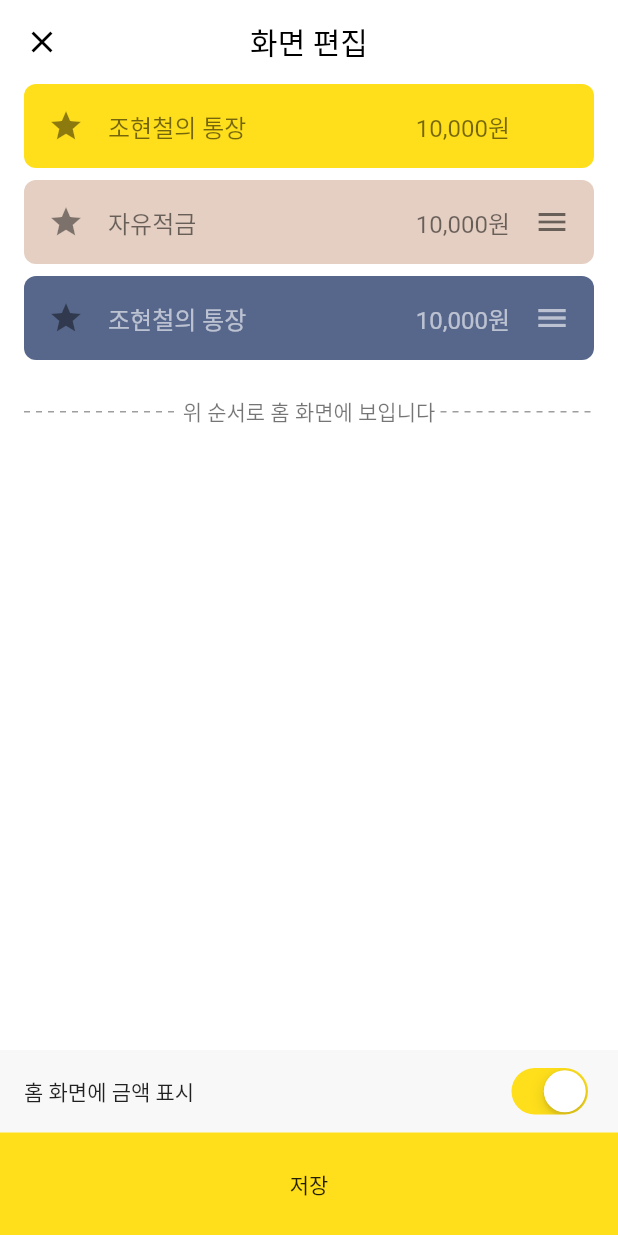
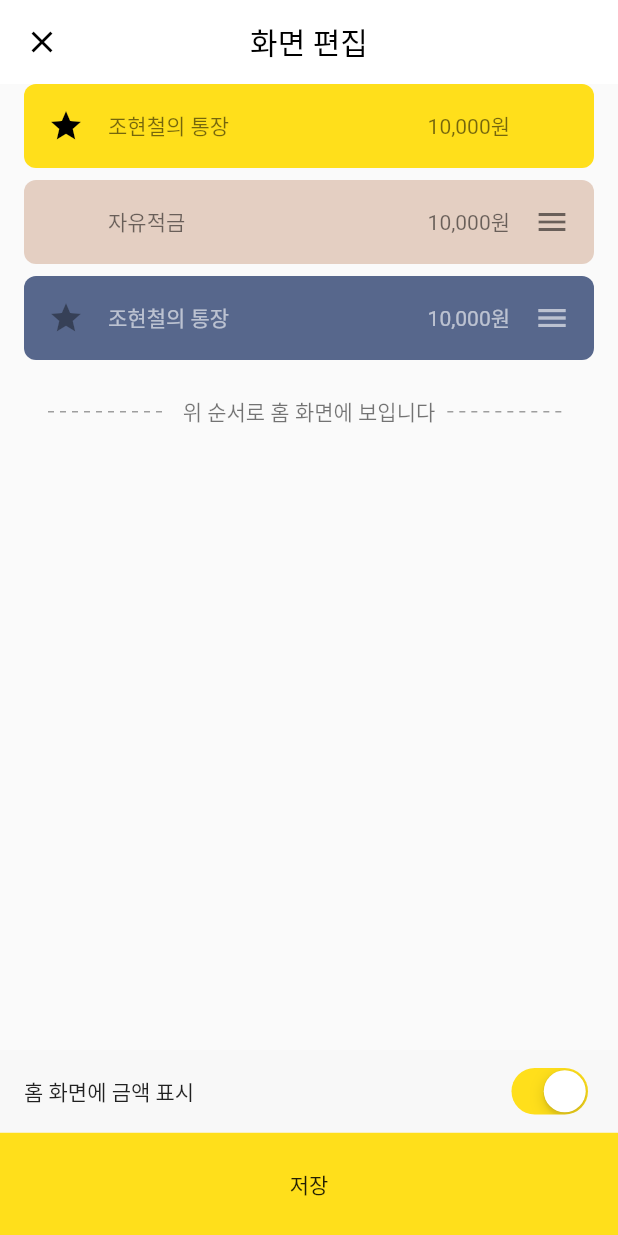
Before and after one commit to johyunchol/flutter_ui_sample, a Flutter app: the KakaoBankPage screen opened directly, on a phone screen of 412 x 824 dp. Run offline on Flutter 3.47's test engine with Material 2 defaults, Android fonts, the phone set to English and light mode, and no system bars; drawn by our look-alikes of dotted_line; our stand-ins replace flutter_svg, fluttertoast, get, smooth_page_indicator.

Commit message:
구현 완료

```diff
--- /dev/null
+++ b/lib/src/kakaobank/enum/account_type.dart
@@ -0,0 +1 @@
+enum AccountType { DEPOSIT, FREE_SAVINGS }
--- /dev/null
+++ b/lib/src/kakaobank/enum/item_type.dart
@@ -0,0 +1 @@
+enum ItemType { CONTENTS, DIVIDER }
--- a/lib/src/kakaobank/kakaobank_page.dart
+++ b/lib/src/kakaobank/kakaobank_page.dart
@@ -1,19 +1,31 @@
 import 'package:dotted_line/dotted_line.dart';
 import 'package:flutter/cupertino.dart';
 import 'package:flutter/material.dart';
-import 'package:get/get.dart';
 import 'package:intl/intl.dart';
 import 'package:sample/src/kakaobank/constants/colors.dart';
+import 'package:sample/src/kakaobank/enum/account_type.dart';
+import 'package:sample/src/kakaobank/enum/item_type.dart';
 
 class ContentsItem {
+  final ItemType itemType;
   final String title;
-  final int money;
-  final Color backgroundColor;
-  final Color fontColor;
+  final int? money;
+  final Color? backgroundColor;
+  final Color? fontColor;
   final bool isHeader;
   final bool isFavorite;
+  final AccountType accountType;
 
-  ContentsItem({required this.title, required this.money, required this.backgroundColor, required this.fontColor, this.isHeader = false, this.isFavorite = false});
+  ContentsItem({
+    required this.itemType,
+    required this.title,
+    this.money,
+    this.backgroundColor,
+    this.fontColor,
+    this.isHeader = false,
+    this.isFavorite = false,
+    this.accountType = AccountType.DEPOSIT,
+  });
 }
 
 class KakaoBankPage extends StatefulWidget {
@@ -25,8 +37,9 @@ class KakaoBankPage extends StatefulWidget {
 
 class _KakaoBankPageState extends State<KakaoBankPage> {
   List<ContentsItem> list = [
-    ContentsItem(title: '자유적금', money: 10000, backgroundColor: KakaoColors.appColorRed100, fontColor: Colors.black54),
-    ContentsItem(title: '조현철의 통장', money: 10000, backgroundColor: KakaoColors.appColorBlue300, fontColor: Colors.white60),
+    ContentsItem(itemType: ItemType.CONTENTS, title: '자유적금', money: 10000, backgroundColor: KakaoColors.appColorRed100, fontColor: Colors.black54, accountType: AccountType.FREE_SAVINGS),
+    ContentsItem(itemType: ItemType.CONTENTS, title: '조현철의 통장', money: 10000, backgroundColor: KakaoColors.appColorBlue300, fontColor: Colors.white60),
+    ContentsItem(itemType: ItemType.DIVIDER, title: '위 순서로 홈 화면에 보입니다'),
   ];
 
   Widget _item(int index, ContentsItem item) {
@@ -36,73 +49,40 @@ class _KakaoBankPageState extends State<KakaoBankPage> {
       key: ValueKey(index),
       child: Container(
         margin: const EdgeInsets.only(bottom: 8),
+        padding: const EdgeInsets.all(16.0),
         decoration: BoxDecoration(color: index == -1 ? KakaoColors.appColorMain : item.backgroundColor, borderRadius: BorderRadius.circular(8)),
-        child: ListTile(
-          title: Row(
-            mainAxisAlignment: MainAxisAlignment.spaceBetween,
-            children: [
-              const Icon(Icons.star),
-              const SizedBox(width: 16),
-              Expanded(child: Text(item.title, style: TextStyle(color: item.fontColor))),
-              Text('${f.format(item.money)}원', style: TextStyle(color: item.fontColor)),
-              const SizedBox(width: 16),
-              ReorderableDragStartListener(
-                index: index,
-                child: index == -1
-                    ? const SizedBox(width: 24)
-                    : Icon(
-                        Icons.menu,
-                        color: item.fontColor,
-                      ),
-              ),
-            ],
-          ),
+        child: Row(
+          mainAxisAlignment: MainAxisAlignment.spaceBetween,
+          children: [
+            item.accountType == AccountType.DEPOSIT ? Icon(Icons.star, color: item.isFavorite ? Colors.black : Colors.black38) : const SizedBox(width: 24),
+            const SizedBox(width: 16),
+            Expanded(child: Text(item.title, style: TextStyle(color: item.fontColor))),
+            Text('${f.format(item.money)}원', style: TextStyle(color: item.fontColor)),
+            const SizedBox(width: 16),
+            ReorderableDragStartListener(index: index, child: index == -1 ? const SizedBox(width: 24) : Icon(Icons.menu, color: item.fontColor)),
+          ],
         ),
       ),
     );
   }
 
-  Widget _listView() {
-    return Column(
-      children: [
-        ReorderableListView(
-          shrinkWrap: true,
-          buildDefaultDragHandles: false,
-          padding: const EdgeInsets.symmetric(horizontal: 16),
-          proxyDecorator: (Widget child, int index, Animation<double> animation) {
-            return Container(
-              decoration: BoxDecoration(borderRadius: BorderRadius.circular(8)),
-              child: child,
-            );
-          },
-          header: _item(-1, ContentsItem(title: '조현철의 통장', money: 10000, backgroundColor: KakaoColors.appColorMain, fontColor: Colors.black54)),
-          children: [
-            _item(0, ContentsItem(title: '자유적금', money: 10000, backgroundColor: KakaoColors.appColorRed100, fontColor: Colors.black54)),
-            _item(1, ContentsItem(title: '조현철의 통장', money: 10000, backgroundColor: KakaoColors.appColorBlue300, fontColor: Colors.white60)),
-          ],
-          onReorder: (int oldIndex, int newIndex) {},
-        ),
-        _itemDivider()
-      ],
-    );
-  }
-
-  _itemDivider() {
+  _itemDivider(int index, ContentsItem item) {
     return Padding(
+      key: ValueKey(index),
       padding: const EdgeInsets.all(16.0),
       child: Row(
         mainAxisAlignment: MainAxisAlignment.spaceBetween,
-        children: const [
-          Expanded(child: DottedLine(direction: Axis.horizontal, lineThickness: 1.0, dashLength: 4.0, dashColor: Colors.grey)),
-          Text(' 위 순서로 홈 화면에 보입니다 ', style: TextStyle(color: Colors.black54)),
-          Expanded(child: DottedLine(direction: Axis.horizontal, lineThickness: 1.0, dashLength: 4.0, dashColor: Colors.grey)),
+        children: [
+          const Expanded(child: DottedLine(direction: Axis.horizontal, lineThickness: 1.0, dashLength: 4.0, dashColor: Colors.grey)),
+          Padding(padding: const EdgeInsets.symmetric(horizontal: 8.0), child: Text(item.title, style: const TextStyle(color: Colors.black54))),
+          const Expanded(child: DottedLine(direction: Axis.horizontal, lineThickness: 1.0, dashLength: 4.0, dashColor: Colors.grey)),
         ],
       ),
     );
   }
 
-  Widget _listView2() {
-    return ReorderableListView.builder(
+  Widget _listView() {
+    return ReorderableListView(
       buildDefaultDragHandles: false,
       padding: const EdgeInsets.symmetric(horizontal: 16),
       proxyDecorator: (Widget child, int index, Animation<double> animation) {
@@ -111,12 +91,25 @@ class _KakaoBankPageState extends State<KakaoBankPage> {
           child: child,
         );
       },
-      header: _item(-1, ContentsItem(title: '조현철의 통장', money: 10000, backgroundColor: KakaoColors.appColorMain, fontColor: Colors.black54)),
-      itemBuilder: (BuildContext context, int index) {
-        return _item(index, list[index]);
+      header: _item(-1, ContentsItem(itemType: ItemType.CONTENTS, title: '조현철의 통장', money: 10000, backgroundColor: KakaoColors.appColorMain, fontColor: Colors.black54, isFavorite: true)),
+      children: List.generate(list.length, (index) {
+        switch (list[index].itemType) {
+          case ItemType.CONTENTS:
+            return _item(index, list[index]);
+          case ItemType.DIVIDER:
+            return _itemDivider(index, list[index]);
+        }
+      }),
+      onReorder: (int oldIndex, int newIndex) {
+        setState(() {
+          if (oldIndex < newIndex) {
+            newIndex -= 1;
+          }
+
+          final ContentsItem item = list.removeAt(oldIndex);
+          list.insert(newIndex, item);
+        });
       },
-      itemCount: list.length,
-      onReorder: (int oldIndex, int newIndex) {},
     );
   }
 
@@ -136,12 +129,19 @@ class _KakaoBankPageState extends State<KakaoBankPage> {
             ),
           ),
         ),
-        Container(
-          width: double.infinity,
-          alignment: Alignment.center,
-          padding: const EdgeInsets.symmetric(vertical: 24),
+        Ink(
           decoration: const BoxDecoration(color: KakaoColors.appColorMain),
-          child: const Text('저장'),
+          child: InkWell(
+            onTap: () {},
+            child: SafeArea(
+              child: Container(
+                width: double.infinity,
+                alignment: Alignment.center,
+                padding: const EdgeInsets.symmetric(vertical: 24),
+                child: const Text('저장'),
+              ),
+            ),
+          ),
         )
       ],
     );
@@ -150,20 +150,16 @@ class _KakaoBankPageState extends State<KakaoBankPage> {
   @override
   Widget build(BuildContext context) {
     return Scaffold(
-      backgroundColor: Colors.white,
       appBar: AppBar(
         backgroundColor: Colors.white,
         shadowColor: Colors.transparent,
-        leading: IconButton(icon: Icon(Icons.close, color: Colors.black), onPressed: () => Get.back()),
+        leading: IconButton(icon: const Icon(Icons.close, color: Colors.black), onPressed: () => Navigator.of(context).pop()),
         title: const Text('화면 편집', style: TextStyle(color: Colors.black)),
         centerTitle: true,
       ),
       body: Column(
         mainAxisAlignment: MainAxisAlignment.spaceBetween,
-        children: [
-          Expanded(child: _listView()),
-          _bottom(),
-        ],
+        children: [Expanded(child: _listView()), _bottom()],
       ),
     );
   }
```
